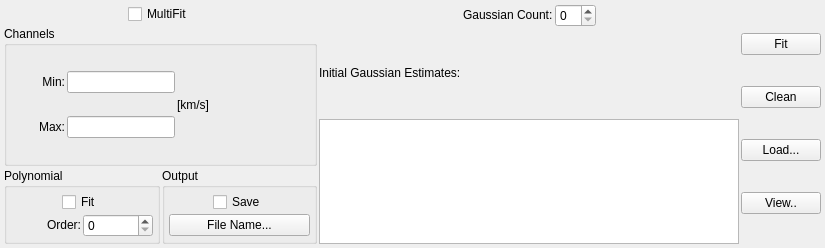
Qt form code/display/QtPlotter/SpecFitSettingsWidgetRadio.ui (radio-astro/casa) before a commit.
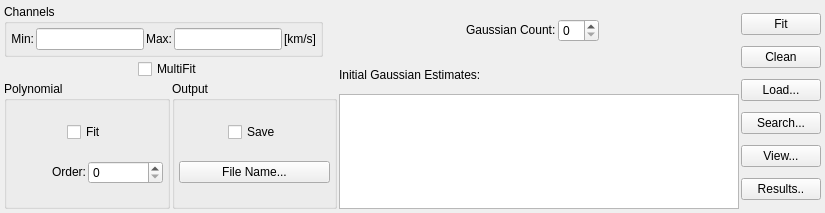
The same form after that commit.

Commit message: Work on spectral profiler: 1.  Made Profiler colors customizable and persistent. 2.  Made Profiler preferences persistent.  Fixed a reset bug with     the cancel button. 3.  Fixed bug where profiler was not resizing. 4.  Added customizable and persistent legend settings to the profiler. 5.  Work on spectral line fitting thresholding.  Completion of work is     waiting for qwt update. 6.  Preliminary work on splatalogue spectral line lookup.

Patch:
```diff
--- a/code/display/QtPlotter/SpecFitSettingsWidgetRadio.ui
+++ b/code/display/QtPlotter/SpecFitSettingsWidgetRadio.ui
@@ -7,56 +7,18 @@
     <x>0</x>
     <y>0</y>
     <width>825</width>
-    <height>248</height>
+    <height>213</height>
    </rect>
   </property>
   <property name="windowTitle">
    <string>SpecFitSettingsWidgetRadio</string>
   </property>
+  <layout class="QHBoxLayout" name="horizontalLayout_14">
+   <item>
+    <layout class="QVBoxLayout" name="verticalLayout_5">
+     <item>
   <layout class="QHBoxLayout" name="horizontalLayout_11">
    <item>
-    <layout class="QVBoxLayout" name="verticalLayout_7">
-     <item>
-      <layout class="QHBoxLayout" name="horizontalLayout_5">
-       <item>
-        <layout class="QHBoxLayout" name="horizontalLayout_12"/>
-       </item>
-       <item>
-        <spacer name="horizontalSpacer">
-         <property name="orientation">
-          <enum>Qt::Horizontal</enum>
-         </property>
-         <property name="sizeHint" stdset="0">
-          <size>
-           <width>10</width>
-           <height>10</height>
-          </size>
-         </property>
-        </spacer>
-       </item>
-       <item>
-        <widget class="QCheckBox" name="multiFitCheckBox">
-         <property name="text">
-          <string>MultiFit</string>
-         </property>
-        </widget>
-       </item>
-       <item>
-        <spacer name="horizontalSpacer_2">
-         <property name="orientation">
-          <enum>Qt::Horizontal</enum>
-         </property>
-         <property name="sizeHint" stdset="0">
-          <size>
-           <width>10</width>
-           <height>10</height>
-          </size>
-         </property>
-        </spacer>
-       </item>
-      </layout>
-     </item>
-     <item>
       <widget class="QGroupBox" name="rangeGroupBox">
        <property name="toolTip">
         <string>Either type the channel range in directly
@@ -70,22 +32,7 @@
        </property>
        <layout class="QHBoxLayout" name="horizontalLayout_10">
         <item>
-         <layout class="QVBoxLayout" name="verticalLayout_4">
-          <item>
            <layout class="QHBoxLayout" name="horizontalLayout_2">
-            <item>
-             <spacer name="horizontalSpacer_9">
-              <property name="orientation">
-               <enum>Qt::Horizontal</enum>
-              </property>
-              <property name="sizeHint" stdset="0">
-               <size>
-                <width>28</width>
-                <height>20</height>
-               </size>
-              </property>
-             </spacer>
-            </item>
             <item>
              <widget class="QLabel" name="minLabel">
               <property name="text">
@@ -110,19 +57,6 @@
           </item>
           <item>
            <layout class="QHBoxLayout" name="horizontalLayout_3">
-            <item>
-             <spacer name="horizontalSpacer_11">
-              <property name="orientation">
-               <enum>Qt::Horizontal</enum>
-              </property>
-              <property name="sizeHint" stdset="0">
-               <size>
-                <width>28</width>
-                <height>20</height>
-               </size>
-              </property>
-             </spacer>
-            </item>
             <item>
              <widget class="QLabel" name="maxLabel">
               <property name="text">
@@ -145,23 +79,6 @@
             </item>
            </layout>
           </item>
-         </layout>
-        </item>
-        <item>
-         <layout class="QVBoxLayout" name="verticalLayout_2">
-          <item>
-           <spacer name="verticalSpacer">
-            <property name="orientation">
-             <enum>Qt::Vertical</enum>
-            </property>
-            <property name="sizeHint" stdset="0">
-             <size>
-              <width>20</width>
-              <height>18</height>
-             </size>
-            </property>
-           </spacer>
-          </item>
           <item>
            <widget class="QLabel" name="channelUnitLabel">
             <property name="text">
@@ -169,36 +86,98 @@
             </property>
            </widget>
           </item>
+         </layout>
+        </widget>
+       </item>
           <item>
-           <spacer name="verticalSpacer_2">
+        <layout class="QHBoxLayout" name="horizontalLayout">
+         <item>
+          <spacer name="horizontalSpacer_7">
             <property name="orientation">
-             <enum>Qt::Vertical</enum>
+            <enum>Qt::Horizontal</enum>
             </property>
             <property name="sizeHint" stdset="0">
              <size>
-              <width>20</width>
-              <height>13</height>
+             <width>10</width>
+             <height>20</height>
              </size>
             </property>
            </spacer>
           </item>
+         <item>
+          <layout class="QHBoxLayout" name="horizontalLayout_8">
+           <item>
+            <widget class="QLabel" name="gaussCountLabel">
+             <property name="text">
+              <string>&lt;font color='black'&gt;Gaussian Count:&lt;/font&gt;</string>
+             </property>
+            </widget>
+           </item>
+           <item>
+            <widget class="QSpinBox" name="gaussCountSpinBox"/>
+           </item>
          </layout>
         </item>
         <item>
-         <spacer name="horizontalSpacer_10">
+          <spacer name="horizontalSpacer_6">
           <property name="orientation">
            <enum>Qt::Horizontal</enum>
           </property>
           <property name="sizeHint" stdset="0">
            <size>
-            <width>18</width>
+             <width>10</width>
             <height>20</height>
            </size>
           </property>
          </spacer>
         </item>
        </layout>
-      </widget>
+       </item>
+      </layout>
+     </item>
+     <item>
+      <layout class="QHBoxLayout" name="horizontalLayout_13">
+       <item>
+        <layout class="QVBoxLayout" name="verticalLayout_4">
+         <item>
+          <layout class="QHBoxLayout" name="horizontalLayout_5">
+           <item>
+            <layout class="QHBoxLayout" name="horizontalLayout_12"/>
+           </item>
+           <item>
+            <spacer name="horizontalSpacer">
+             <property name="orientation">
+              <enum>Qt::Horizontal</enum>
+             </property>
+             <property name="sizeHint" stdset="0">
+              <size>
+               <width>10</width>
+               <height>10</height>
+              </size>
+             </property>
+            </spacer>
+           </item>
+           <item>
+            <widget class="QCheckBox" name="multiFitCheckBox">
+             <property name="text">
+              <string>MultiFit</string>
+             </property>
+            </widget>
+           </item>
+           <item>
+            <spacer name="horizontalSpacer_2">
+             <property name="orientation">
+              <enum>Qt::Horizontal</enum>
+             </property>
+             <property name="sizeHint" stdset="0">
+              <size>
+               <width>10</width>
+               <height>10</height>
+              </size>
+             </property>
+            </spacer>
+           </item>
+          </layout>
      </item>
      <item>
       <layout class="QHBoxLayout" name="horizontalLayout_9">
@@ -329,51 +308,7 @@
     </layout>
    </item>
    <item>
-    <layout class="QVBoxLayout" name="verticalLayout_5">
-     <item>
-      <layout class="QHBoxLayout" name="horizontalLayout">
-       <item>
-        <spacer name="horizontalSpacer_7">
-         <property name="orientation">
-          <enum>Qt::Horizontal</enum>
-         </property>
-         <property name="sizeHint" stdset="0">
-          <size>
-           <width>10</width>
-           <height>20</height>
-          </size>
-         </property>
-        </spacer>
-       </item>
-       <item>
-        <layout class="QHBoxLayout" name="horizontalLayout_8">
-         <item>
-          <widget class="QLabel" name="gaussCountLabel">
-           <property name="text">
-            <string>&lt;font color='black'&gt;Gaussian Count:&lt;/font&gt;</string>
-           </property>
-          </widget>
-         </item>
-         <item>
-          <widget class="QSpinBox" name="gaussCountSpinBox"/>
-         </item>
-        </layout>
-       </item>
-       <item>
-        <spacer name="horizontalSpacer_6">
-         <property name="orientation">
-          <enum>Qt::Horizontal</enum>
-         </property>
-         <property name="sizeHint" stdset="0">
-          <size>
-           <width>10</width>
-           <height>20</height>
-          </size>
-         </property>
-        </spacer>
-       </item>
-      </layout>
-     </item>
+        <layout class="QVBoxLayout" name="verticalLayout_2">
      <item>
       <widget class="QLabel" name="estimateLabel">
        <property name="text">
@@ -391,14 +326,14 @@
        </property>
        <property name="minimumSize">
         <size>
-         <width>420</width>
+             <width>400</width>
          <height>115</height>
         </size>
        </property>
        <property name="maximumSize">
         <size>
-         <width>330</width>
-         <height>125</height>
+             <width>440</width>
+             <height>115</height>
         </size>
        </property>
        <property name="toolTip">
@@ -415,6 +350,10 @@
      </item>
     </layout>
    </item>
+      </layout>
+     </item>
+    </layout>
+   </item>
    <item>
     <layout class="QVBoxLayout" name="verticalLayout">
      <item>
@@ -438,10 +377,24 @@
        </property>
       </widget>
      </item>
+     <item>
+      <widget class="QPushButton" name="searchButton">
+       <property name="text">
+        <string>Search...</string>
+       </property>
+      </widget>
+     </item>
+     <item>
+      <widget class="QPushButton" name="plotButton">
+       <property name="text">
+        <string>View...</string>
+       </property>
+      </widget>
+     </item>
      <item>
       <widget class="QPushButton" name="viewButton">
        <property name="text">
-        <string>View..</string>
+        <string>Results..</string>
        </property>
       </widget>
      </item>
```
Lines whose indentation alone changed are shown as unchanged. The commit also changes 45 other files.
